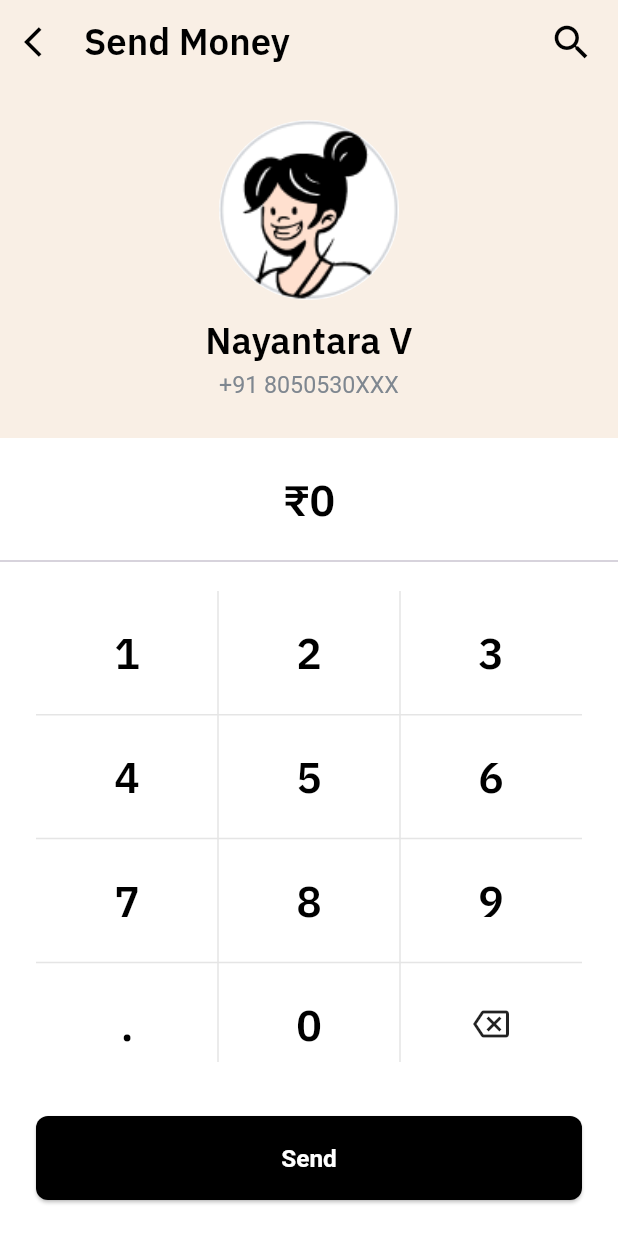
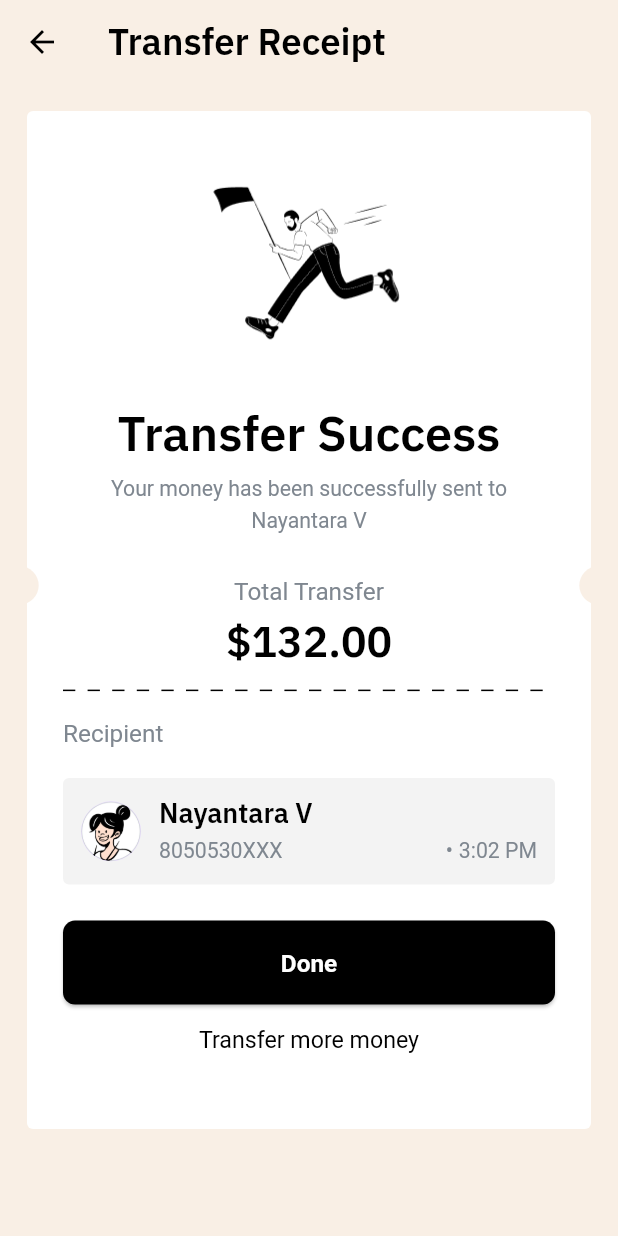
Before and after one commit to igaimerca/fdi_flutter_challenge, a Flutter app: the SendMoneyView screen opened by its route, after a tap on "Send", on a phone screen of 412 x 824 dp. Run offline on Flutter 3.47's test engine with Material 3 defaults, Android fonts, the phone set to English and light mode, and no system bars; our stand-ins replace flutter_screenutil, get, google_fonts.

Commit message:
feat: receipt view

```diff
--- a/lib/modules/receipt/views/receipt_view.dart
+++ /dev/null
@@ -1,14 +0,0 @@
-import 'package:flutter/material.dart';
-import 'package:get/get.dart';
-import '../controllers/receipt_controller.dart';
-
-class ReceiptView extends GetView<ReceiptController> {
-  const ReceiptView({super.key});
-
-  @override
-  Widget build(BuildContext context) {
-    return const Scaffold(
-      body: Center(child: Text('Transfer Receipt Screen')),
-    );
-  }
-}
--- /dev/null
+++ b/lib/modules/receipt/views/transfer_receipt_view.dart
@@ -0,0 +1,202 @@
+import 'package:flutter/material.dart';
+import 'package:flutter_screenutil/flutter_screenutil.dart';
+import 'package:get/get.dart';
+import 'package:fdi_challenge/routes/app_routes.dart';
+import 'package:fdi_challenge/shared/themes/app_colors.dart';
+import 'package:fdi_challenge/shared/themes/text_styles.dart';
+import 'package:fdi_challenge/shared/widgets/primary_button.dart';
+
+class TransferReceiptView extends StatelessWidget {
+  const TransferReceiptView({super.key});
+
+  @override
+  Widget build(BuildContext context) {
+    return Scaffold(
+      backgroundColor: AppColors.brandBackground,
+      appBar: AppBar(
+        backgroundColor: AppColors.brandBackground,
+        elevation: 0,
+        centerTitle: false,
+        automaticallyImplyLeading: true,
+        title: Text(
+          'Transfer Receipt',
+          style: AppTextStyles.heading.copyWith(fontSize: 18.9.sp),
+        ),
+      ),
+      body: Column(
+        children: [
+          Stack(
+            children: [
+              Container(
+                margin: const EdgeInsets.all(18),
+                padding: const EdgeInsets.symmetric(
+                  horizontal: 24,
+                  vertical: 24,
+                ),
+                decoration: BoxDecoration(
+                  color: AppColors.white,
+                  borderRadius: BorderRadius.circular(4),
+                ),
+                child: Column(
+                  children: [
+                    Image.asset(
+                      'assets/images/success.png',
+                      height: 120.sp,
+                      fit: BoxFit.cover,
+                    ),
+                    const SizedBox(height: 16),
+                    Text('Transfer Success', style: AppTextStyles.heading),
+                    const SizedBox(height: 8),
+                    Text(
+                      'Your money has been successfully sent to Nayantara V',
+                      style: AppTextStyles.subheading.copyWith(fontSize: 11.sp),
+                      textAlign: TextAlign.center,
+                    ),
+                    const SizedBox(height: 24),
+                    Text('Total Transfer', style: AppTextStyles.subheading),
+                    const SizedBox(height: 4),
+                    Text(
+                      '\$132.00',
+                      style: AppTextStyles.heading.copyWith(fontSize: 22.05.sp),
+                    ),
+                    const SizedBox(height: 16),
+
+                    // Dashed line
+                    Row(
+                      children: List.generate(
+                        40,
+                        (index) => Expanded(
+                          child: Container(
+                            height: 1,
+                            color:
+                                index.isEven
+                                    ? AppColors.black
+                                    : Colors.transparent,
+                          ),
+                        ),
+                      ),
+                    ),
+
+                    const SizedBox(height: 16),
+                    Align(
+                      alignment: Alignment.centerLeft,
+                      child: Text('Recipient', style: AppTextStyles.subheading),
+                    ),
+                    const SizedBox(height: 18),
+
+                    Container(
+                      padding: const EdgeInsets.all(12),
+                      decoration: BoxDecoration(
+                        color: const Color(0xFFF3F3F3),
+                        borderRadius: BorderRadius.circular(4),
+                      ),
+                      child: Row(
+                        crossAxisAlignment: CrossAxisAlignment.center,
+                        children: [
+                          const CircleAvatar(
+                            radius: 20,
+                            backgroundImage: AssetImage(
+                              'assets/images/profile.png',
+                            ),
+                          ),
+                          const SizedBox(width: 12),
+                          Expanded(
+                            child: Column(
+                              crossAxisAlignment: CrossAxisAlignment.start,
+                              children: [
+                                Text(
+                                  'Nayantara V',
+                                  style: AppTextStyles.heading.copyWith(
+                                    fontSize: 14.sp,
+                                  ),
+                                ),
+                                const SizedBox(height: 4),
+                                Row(
+                                  mainAxisAlignment:
+                                      MainAxisAlignment.spaceBetween,
+                                  children: [
+                                    Text(
+                                      '8050530XXX',
+                                      style: AppTextStyles.subheading.copyWith(
+                                        fontSize: 11.sp,
+                                      ),
+                                    ),
+                                    Row(
+                                      children: [
+                                        Text(
+                                          '•',
+                                          style: AppTextStyles.subheading
+                                              .copyWith(fontSize: 11.sp),
+                                        ),
+                                        const SizedBox(width: 4),
+                                        Text(
+                                          '3:02 PM',
+                                          style: AppTextStyles.subheading
+                                              .copyWith(fontSize: 11.sp),
+                                        ),
+                                      ],
+                                    ),
+                                  ],
+                                ),
+                              ],
+                            ),
+                          ),
+                        ],
+                      ),
+                    ),
+                    const SizedBox(height: 24),
+
+                    PrimaryButton(
+                      text: 'Done',
+                      onPressed: () => Get.offAllNamed(AppRoutes.home),
+                    ),
+                    const SizedBox(height: 12),
+                    GestureDetector(
+                      onTap: () => Get.toNamed(AppRoutes.sendMoney),
+                      child: Text(
+                        'Transfer more money',
+                        style: AppTextStyles.subheading.copyWith(
+                          fontSize: 12.sp,
+                          color: AppColors.black,
+                        ),
+                      ),
+                    ),
+                    const SizedBox(height: 24),
+                  ],
+                ),
+              ),
+
+              // Left Arc
+              Positioned(
+                left: 0,
+                top: MediaQuery.of(context).size.height * 0.39,
+                child: Container(
+                  width: 20.sp,
+                  height: 20.sp,
+                  decoration: const BoxDecoration(
+                    color: AppColors.brandBackground,
+                    shape: BoxShape.circle,
+                  ),
+                ),
+              ),
+
+              // Right Arc
+              Positioned(
+                right: 0,
+                top: MediaQuery.of(context).size.height * 0.39,
+                child: Container(
+                  width: 20.sp,
+                  height: 20.sp,
+                  decoration: const BoxDecoration(
+                    color: AppColors.brandBackground,
+                    shape: BoxShape.circle,
+                  ),
+                ),
+              ),
+            ],
+          ),
+        ],
+      ),
+    );
+  }
+}
--- a/lib/modules/send_money/views/send_money_view.dart
+++ b/lib/modules/send_money/views/send_money_view.dart
@@ -1,9 +1,11 @@
+import 'package:fdi_challenge/routes/app_routes.dart';
 import 'package:flutter/material.dart';
 import 'package:flutter_screenutil/flutter_screenutil.dart';
 import 'package:get/get.dart';
 import 'package:fdi_challenge/shared/themes/app_colors.dart';
 import 'package:fdi_challenge/shared/themes/text_styles.dart';
 import 'package:fdi_challenge/shared/widgets/primary_button.dart';
+  import 'package:intl/intl.dart';
 
 class SendMoneyView extends StatefulWidget {
   const SendMoneyView({super.key});
@@ -23,17 +25,35 @@ class _SendMoneyViewState extends State<SendMoneyView> {
         }
       } else if (key == '.') {
         if (!amount.contains('.')) {
-          amount += '.';
+          // Prevent dot as first character
+          if (amount.isEmpty) {
+            amount = '0.';
+          } else {
+            amount += '.';
+          }
         }
       } else {
-        amount += key;
+        // Prevent leading zeros unless followed by a dot or another number
+        if (amount == '0' && key == '0') return;
+        if (amount == '0' && key != '.') {
+          amount = key; // Replace leading zero with the new number
+        } else {
+          amount += key;
+        }
+      }
+
+      if (amount.isNotEmpty && amount != '0' && !amount.endsWith('.')) {
+        final parsedAmount = double.tryParse(amount.replaceAll(',', ''));
+        if (parsedAmount != null) {
+          amount = NumberFormat('#,##0.##').format(parsedAmount);
+        }
       }
     });
   }
 
+
   @override
   Widget build(BuildContext context) {
-    final keys = ['1', '2', '3', '4', '5', '6', '7', '8', '9', '.', '0', '⌫'];
 
     return Scaffold(
       backgroundColor: AppColors.white,
@@ -67,7 +87,7 @@ class _SendMoneyViewState extends State<SendMoneyView> {
             child: Column(
               children: [
                 CircleAvatar(
-                  radius: 60,
+                  radius: 50,
                   backgroundImage: const AssetImage(
                     'assets/images/profile.png',
                   ),
@@ -125,8 +145,11 @@ class _SendMoneyViewState extends State<SendMoneyView> {
 
           Padding(
             padding: const EdgeInsets.symmetric(horizontal: 24, vertical: 24),
-            child: PrimaryButton(text: 'Send', onPressed: () {}),
+            child: PrimaryButton(text: 'Send', onPressed: () {
+              Get.toNamed(AppRoutes.receipt);
+            }),
           ),
+          const SizedBox(height: 8),
         ],
       ),
     );
--- a/lib/routes/app_pages.dart
+++ b/lib/routes/app_pages.dart
@@ -8,7 +8,7 @@ import '../modules/home/bindings/home_binding.dart';
 import '../modules/send_money/views/send_money_view.dart';
 import '../modules/send_money/bindings/send_money_binding.dart';
 
-import '../modules/receipt/views/receipt_view.dart';
+import '../modules/receipt/views/transfer_receipt_view.dart';
 import '../modules/receipt/bindings/receipt_binding.dart';
 
 import 'app_routes.dart';
@@ -34,7 +34,7 @@ class AppPages {
     ),
     GetPage(
       name: AppRoutes.receipt,
-      page: () => const ReceiptView(),
+      page: () =>  TransferReceiptView(),
       binding: ReceiptBinding(),
     ),
   ];
--- a/pubspec.yaml
+++ b/pubspec.yaml
@@ -18,6 +18,7 @@ dependencies:
   google_fonts: ^6.2.1
   flutter_svg: ^2.1.0
   flutter_screenutil: ^5.9.3
+  intl: ^0.20.2
 
 dev_dependencies:
   flutter_test:
```
Also changed, not shown: assets/images/success.png (added), pubspec.lock.
